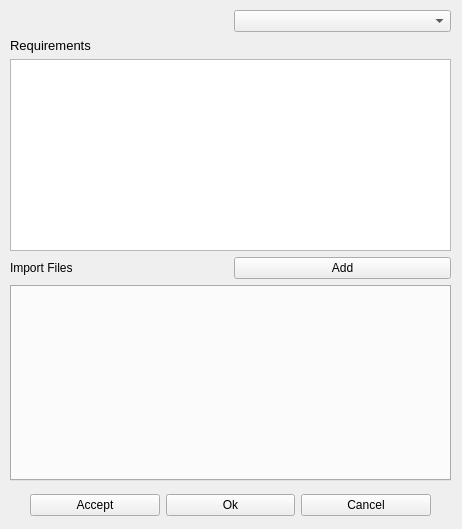
Above: ui/simulation.ui from Somhammer/ProtonTherapy before the change. Below: the same form after it.
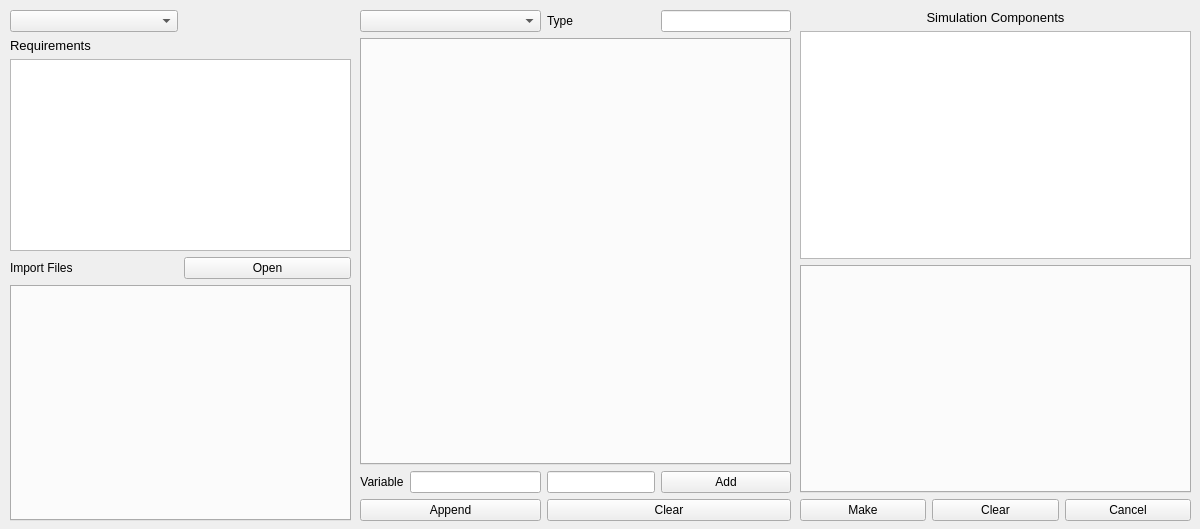
That is the form after the change. Icons and pictures are not drawn.

What changed in the file:
```diff
--- a/ui/simulation.ui
+++ b/ui/simulation.ui
@@ -6,7 +6,7 @@
    <rect>
     <x>0</x>
     <y>0</y>
-    <width>462</width>
+    <width>1200</width>
     <height>529</height>
    </rect>
   </property>
@@ -24,7 +24,7 @@
   </property>
   <property name="maximumSize">
    <size>
-    <width>800</width>
+    <width>1200</width>
     <height>800</height>
    </size>
   </property>
@@ -35,58 +35,18 @@
    <iconset>
     <normaloff>../../../../../.designer/icons/ncc.png</normaloff>../../../../../.designer/icons/ncc.png</iconset>
   </property>
-  <widget class="QWidget" name="gridLayoutWidget">
-   <property name="geometry">
-    <rect>
-     <x>30</x>
-     <y>490</y>
-     <width>401</width>
-     <height>31</height>
-    </rect>
-   </property>
-   <layout class="QGridLayout" name="gridLayout">
-    <item row="0" column="1">
-     <widget class="QPushButton" name="pushOk">
-      <property name="text">
-       <string>Ok</string>
-      </property>
-     </widget>
-    </item>
-    <item row="0" column="2">
-     <widget class="QPushButton" name="pushCancel">
-      <property name="text">
-       <string>Cancel</string>
-      </property>
-     </widget>
-    </item>
-    <item row="0" column="0">
-     <widget class="QPushButton" name="pushAccept">
-      <property name="text">
-       <string>Accept</string>
-      </property>
-     </widget>
-    </item>
-   </layout>
-  </widget>
   <widget class="QWidget" name="gridLayoutWidget_2">
    <property name="geometry">
     <rect>
      <x>10</x>
      <y>10</y>
-     <width>441</width>
-     <height>471</height>
+     <width>341</width>
+     <height>511</height>
     </rect>
    </property>
    <layout class="QGridLayout" name="gridLayout_2">
-    <item row="4" column="1">
-     <widget class="QPushButton" name="pushAdd">
-      <property name="text">
-       <string>Add</string>
-      </property>
-     </widget>
-    </item>
     <item row="2" column="0" colspan="2">
-     <widget class="QLabel" name="label">
+     <widget class="QLabel" name="labelRequirement">
       <property name="sizePolicy">
        <sizepolicy hsizetype="Preferred" vsizetype="Maximum">
         <horstretch>0</horstretch>
@@ -113,16 +73,6 @@
       </property>
      </widget>
     </item>
-    <item row="0" column="1">
-     <widget class="QComboBox" name="comboMacro">
-      <property name="sizePolicy">
-       <sizepolicy hsizetype="Minimum" vsizetype="Fixed">
-        <horstretch>0</horstretch>
-        <verstretch>0</verstretch>
-       </sizepolicy>
-      </property>
-     </widget>
-    </item>
     <item row="4" column="0">
      <widget class="QLabel" name="label_3">
       <property name="sizePolicy">
@@ -136,6 +86,23 @@
       </property>
      </widget>
     </item>
+    <item row="4" column="1">
+     <widget class="QPushButton" name="pushOpenFile">
+      <property name="text">
+       <string>Open</string>
+      </property>
+     </widget>
+    </item>
+    <item row="0" column="0">
+     <widget class="QComboBox" name="comboMacro">
+      <property name="sizePolicy">
+       <sizepolicy hsizetype="Minimum" vsizetype="Fixed">
+        <horstretch>0</horstretch>
+        <verstretch>0</verstretch>
+       </sizepolicy>
+      </property>
+     </widget>
+    </item>
     <item row="5" column="0" colspan="2">
      <widget class="QTabWidget" name="tabImport">
       <property name="currentIndex">
@@ -145,6 +112,151 @@
     </item>
    </layout>
   </widget>
+  <widget class="QWidget" name="gridLayoutWidget_3">
+   <property name="geometry">
+    <rect>
+     <x>360</x>
+     <y>10</y>
+     <width>431</width>
+     <height>511</height>
+    </rect>
+   </property>
+   <layout class="QGridLayout" name="gridLayout_3">
+    <item row="0" column="0" colspan="2">
+     <widget class="QComboBox" name="comboComp"/>
+    </item>
+    <item row="1" column="0" colspan="4">
+     <widget class="QTabWidget" name="tabComp"/>
+    </item>
+    <item row="2" column="1">
+     <widget class="QLineEdit" name="lineNewParaName">
+      <property name="sizePolicy">
+       <sizepolicy hsizetype="MinimumExpanding" vsizetype="Fixed">
+        <horstretch>0</horstretch>
+        <verstretch>0</verstretch>
+       </sizepolicy>
+      </property>
+     </widget>
+    </item>
+    <item row="2" column="3">
+     <widget class="QPushButton" name="pushAddNewPara">
+      <property name="sizePolicy">
+       <sizepolicy hsizetype="Preferred" vsizetype="Fixed">
+        <horstretch>0</horstretch>
+        <verstretch>0</verstretch>
+       </sizepolicy>
+      </property>
+      <property name="text">
+       <string>Add</string>
+      </property>
+     </widget>
+    </item>
+    <item row="2" column="0">
+     <widget class="QLabel" name="labelVariable">
+      <property name="text">
+       <string>Variable</string>
+      </property>
+      <property name="alignment">
+       <set>Qt::AlignCenter</set>
+      </property>
+     </widget>
+    </item>
+    <item row="2" column="2">
+     <widget class="QLineEdit" name="lineNewParaValue">
+      <property name="sizePolicy">
+       <sizepolicy hsizetype="Preferred" vsizetype="Fixed">
+        <horstretch>0</horstretch>
+        <verstretch>0</verstretch>
+       </sizepolicy>
+      </property>
+     </widget>
+    </item>
+    <item row="3" column="0" colspan="2">
+     <widget class="QPushButton" name="pushAppendComp">
+      <property name="text">
+       <string>Append</string>
+      </property>
+     </widget>
+    </item>
+    <item row="3" column="2" colspan="2">
+     <widget class="QPushButton" name="pushClearComp">
+      <property name="text">
+       <string>Clear</string>
+      </property>
+     </widget>
+    </item>
+    <item row="0" column="2">
+     <widget class="QLabel" name="label_2">
+      <property name="sizePolicy">
+       <sizepolicy hsizetype="Maximum" vsizetype="Preferred">
+        <horstretch>0</horstretch>
+        <verstretch>0</verstretch>
+       </sizepolicy>
+      </property>
+      <property name="text">
+       <string>Type</string>
+      </property>
+     </widget>
+    </item>
+    <item row="0" column="3">
+     <widget class="QLineEdit" name="lineCompType"/>
+    </item>
+   </layout>
+  </widget>
+  <widget class="QWidget" name="gridLayoutWidget_4">
+   <property name="geometry">
+    <rect>
+     <x>800</x>
+     <y>10</y>
+     <width>391</width>
+     <height>511</height>
+    </rect>
+   </property>
+   <layout class="QGridLayout" name="gridLayout_4">
+    <item row="1" column="0" colspan="3">
+     <widget class="QListWidget" name="listTemplates"/>
+    </item>
+    <item row="3" column="1">
+     <widget class="QPushButton" name="pushClear">
+      <property name="text">
+       <string>Clear</string>
+      </property>
+     </widget>
+    </item>
+    <item row="3" column="0">
+     <widget class="QPushButton" name="pushMake">
+      <property name="text">
+       <string>Make</string>
+      </property>
+     </widget>
+    </item>
+    <item row="3" column="2">
+     <widget class="QPushButton" name="pushCancel">
+      <property name="text">
+       <string>Cancel</string>
+      </property>
+     </widget>
+    </item>
+    <item row="0" column="0" colspan="3">
+     <widget class="QLabel" name="label">
+      <property name="font">
+       <font>
+        <pointsize>10</pointsize>
+       </font>
+      </property>
+      <property name="text">
+       <string>Simulation Components</string>
+      </property>
+      <property name="alignment">
+       <set>Qt::AlignCenter</set>
+      </property>
+     </widget>
+    </item>
+    <item row="2" column="0" colspan="3">
+     <widget class="QTabWidget" name="tabComponents"/>
+    </item>
+   </layout>
+  </widget>
  </widget>
  <resources/>
  <connections/>
```
Left out of the diff: 2 changed lines with no effect on the pictures.
